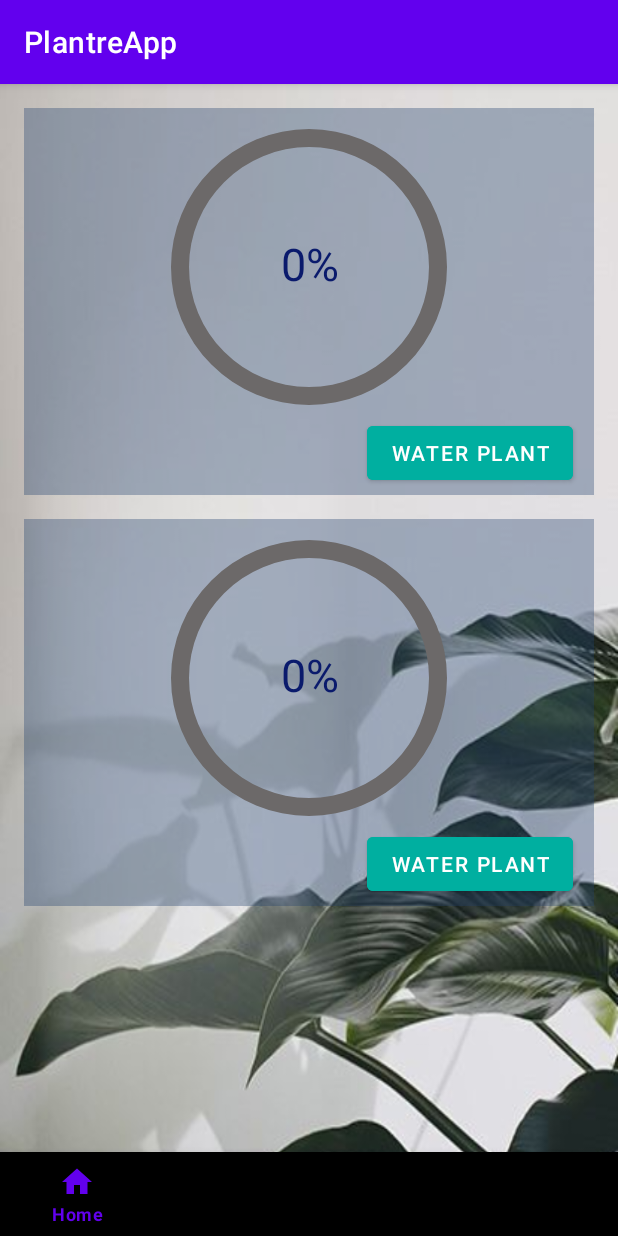
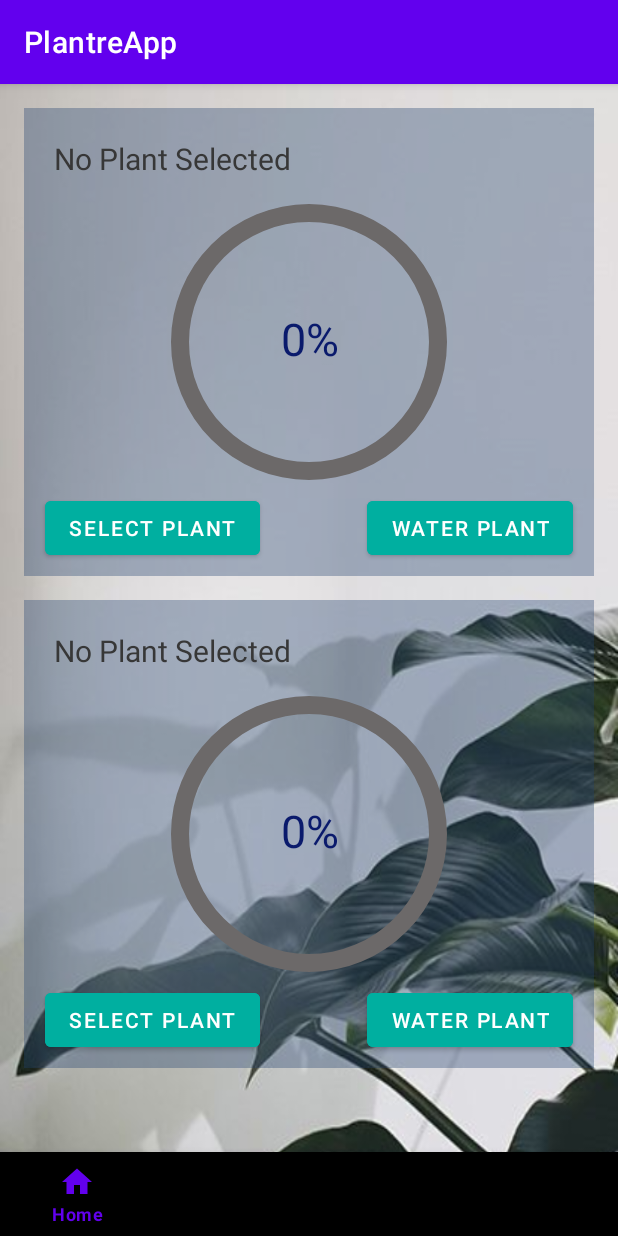
Before and after one commit to Jayson9047/PlantreApp, an Android app: the ConnBtnActivity screen opened directly, with no data from a screen before it, after a tap on "WATER PLANT", on a phone screen of 412 x 824 dp. Run offline under Robolectric (Android 15) with nearby library versions, the phone set to English and light mode, and no system bars.

Commit message:
updated conn btn activity

```diff
--- a/PlantreApp/app/src/main/java/com/example/plantreapp/connection/ConnBtnActivity.java
+++ b/PlantreApp/app/src/main/java/com/example/plantreapp/connection/ConnBtnActivity.java
@@ -3,6 +3,8 @@ package com.example.plantreapp.connection;
 import android.annotation.SuppressLint;
 import android.content.Intent;
 import android.os.Bundle;
+import android.os.Handler;
+import android.util.Log;
 import android.view.MenuItem;
 import android.widget.Toast;
 
@@ -11,33 +13,22 @@ import androidx.appcompat.app.AppCompatActivity;
 import androidx.recyclerview.widget.LinearLayoutManager;
 import androidx.recyclerview.widget.RecyclerView;
 
+import com.example.plantreapp.MainActivity;
 import com.example.plantreapp.R;
 import com.example.plantreapp.myPlants.MyPlantsActivity;
 import com.example.plantreapp.search.SearchActivity;
 import com.google.android.material.bottomnavigation.BottomNavigationView;
-
-import android.util.Log;
-import android.view.View;
-import android.widget.Button;
-import android.widget.TextView;
-
-import com.example.plantreapp.MainActivity;
-//import com.loopj.android.http.AsyncHttpClient;
-//import com.loopj.android.http.AsyncHttpResponseHandler;
 
 import java.io.IOException;
 import java.net.DatagramPacket;
 import java.net.DatagramSocket;
 import java.net.InetAddress;
 import java.net.SocketException;
+import java.util.ArrayList;
 
-import android.os.Handler;
-import android.widget.ProgressBar;
-
+//import com.loopj.android.http.AsyncHttpClient;
+//import com.loopj.android.http.AsyncHttpResponseHandler;
 //import cz.msebera.android.httpclient.Header;
-
-import java.util.ArrayList;
-import java.util.Random;
 
 
 public class ConnBtnActivity extends AppCompatActivity implements WaterInfoAdapter.WaterInfoInterface {
@@ -423,11 +414,8 @@ public class ConnBtnActivity extends AppCompatActivity implements WaterInfoAdapt
 
     @SuppressLint("NotifyDataSetChanged")
     @Override
-    public void onBtnClick(int position, WaterInfo waterInfo, ArrayList<WaterInfo> w)
+    public void onWaterBtnClick(int position, WaterInfo waterInfo, ArrayList<WaterInfo> w)
     {
-        Random r = new Random();
-
-        //int result = r.nextInt(high-low) + low;
         wInfo = waterInfo;
 
         WaterInfo w1 = w.get(0);
@@ -443,7 +431,6 @@ public class ConnBtnActivity extends AppCompatActivity implements WaterInfoAdapt
                     handler.post(new Runnable() {
                         @Override
                         public void run() {
-
                             setProg(soilMoisture, w1);
                             adapter.notifyDataSetChanged();
                             setProg(soilMoisture2, w2);
@@ -462,6 +449,14 @@ public class ConnBtnActivity extends AppCompatActivity implements WaterInfoAdapt
         }).start();
     }
 
+    @Override
+    public void onSelectPlantClick(int position, WaterInfo waterInfo) {
+        //Intent intent = new Intent(ConnBtnActivity.this, SelectPlantActivity.class);
+        //startActivity(intent);
+        Toast.makeText(getApplicationContext(), "Select Plant Btn Clicked", Toast.LENGTH_SHORT).show();
+
+    }
+
     private void setProg(int sMoisture, WaterInfo w)
     {
         w.setPercentage(sMoisture);
@@ -476,3 +471,24 @@ public class ConnBtnActivity extends AppCompatActivity implements WaterInfoAdapt
         w.setText(sMoisture+"%");
     }
 }
+
+/*@SuppressLint("NotifyDataSetChanged")
+    @Override
+    public void onWaterBtnClick(int position, WaterInfo waterInfo)
+    {
+        Random r = new Random();
+        int low = 10;
+        int high = 100;
+        int result = r.nextInt(high-low) + low;
+
+        Toast.makeText(getApplicationContext(), String.valueOf(position), Toast.LENGTH_SHORT).show();
+        waterInfo.setPercentage(result);
+
+        adapter.notifyDataSetChanged();
+    }
+
+    @Override
+    public void onSelectPlantClick(int position, WaterInfo waterInfo) {
+        //Intent intent = new Intent(ConnBtnActivity.this, SelectPlantActivity.class);
+        //startActivity(intent);
+    }*/
--- a/PlantreApp/app/src/main/java/com/example/plantreapp/connection/WaterInfoAdapter.java
+++ b/PlantreApp/app/src/main/java/com/example/plantreapp/connection/WaterInfoAdapter.java
@@ -47,31 +47,40 @@ public class WaterInfoAdapter extends RecyclerView.Adapter<WaterInfoAdapter.Wate
 
     public class WaterInfoViewHolder extends RecyclerView.ViewHolder {
         private ProgressBar bar;
-        Button btn;
+        Button waterBtn, selectPlantBtn;
         TextView txt;
 
         public WaterInfoViewHolder(@NonNull View itemView) {
             super(itemView);
             bar = itemView.findViewById(R.id.progessbar_circular);
-            btn = itemView.findViewById(R.id.btnSendPump);
+            waterBtn = itemView.findViewById(R.id.btnSendPump);
+            selectPlantBtn = itemView.findViewById(R.id.btnSelectPlant);
             txt = itemView.findViewById(R.id.text_status);
 
-            btn.setOnClickListener(new View.OnClickListener(){
+            waterBtn.setOnClickListener(new View.OnClickListener(){
                 @Override
                 public void onClick(View view) {
-                    waterInfoInterface.onBtnClick(getAdapterPosition(), waterInfoArr.get(getAdapterPosition()), waterInfoArr);
+                    waterInfoInterface.onWaterBtnClick(getAdapterPosition(), waterInfoArr.get(getAdapterPosition()), waterInfoArr);
+                }
+            });
+
+            selectPlantBtn.setOnClickListener(new View.OnClickListener(){
+                @Override
+                public void onClick(View view) {
+                    waterInfoInterface.onSelectPlantClick(getAdapterPosition(), waterInfoArr.get(getAdapterPosition()));
                 }
             });
         }
 
         public void setDetails(WaterInfo waterInfo) {
             bar.setProgress(waterInfo.getPercentage());
-            btn.setText(String.format("%s", waterInfo.getBtnName()));
+            waterBtn.setText(String.format("%s", waterInfo.getBtnName()));
             txt.setText(String.format("%s", waterInfo.getText()));
         }
     }
 
     public interface WaterInfoInterface {
-        void onBtnClick(int position, WaterInfo waterInfo, ArrayList<WaterInfo> w);
+        void onWaterBtnClick(int position, WaterInfo waterInfo, ArrayList<WaterInfo> w);
+        void onSelectPlantClick(int position, WaterInfo info);
     }
 }
--- a/PlantreApp/app/src/main/res/layout/recycler_row_conn_btn.xml
+++ b/PlantreApp/app/src/main/res/layout/recycler_row_conn_btn.xml
@@ -14,6 +14,18 @@
     android:id="@+id/sensorItem"
     android:backgroundTint="#59203F6E">
 
+    <TextView
+        android:id="@+id/text_plant_name"
+        android:layout_width="wrap_content"
+        android:layout_height="wrap_content"
+        android:layout_marginStart="16dp"
+        android:layout_marginTop="16dp"
+        android:text="No Plant Selected"
+        android:textColor="#373737"
+        android:textSize="20sp"
+        app:layout_constraintStart_toStartOf="parent"
+        app:layout_constraintTop_toTopOf="parent" />
+
     <ProgressBar
         android:id="@+id/progessbar_circular"
         style="@style/Widget.AppCompat.ProgressBar.Horizontal"
@@ -27,17 +39,30 @@
         app:layout_constraintBottom_toBottomOf="parent"
         app:layout_constraintEnd_toEndOf="parent"
         app:layout_constraintStart_toStartOf="parent"
-        app:layout_constraintTop_toTopOf="parent"
-        app:layout_constraintVertical_bias="0.036" />
+        app:layout_constraintTop_toTopOf="parent" />
 
     <Button
         android:id="@+id/btnSendPump"
         android:layout_width="wrap_content"
         android:layout_height="wrap_content"
         android:layout_marginEnd="10dp"
+        android:layout_marginBottom="4dp"
         android:backgroundTint="@color/aqua"
         android:text="Water Plant 1"
+        app:layout_constraintBottom_toBottomOf="parent"
         app:layout_constraintEnd_toEndOf="parent"
+        app:layout_constraintTop_toBottomOf="@+id/progessbar_circular" />
+
+    <Button
+        android:id="@+id/btnSelectPlant"
+        android:layout_width="wrap_content"
+        android:layout_height="wrap_content"
+        android:layout_marginStart="10dp"
+        android:layout_marginBottom="4dp"
+        android:backgroundTint="@color/aqua"
+        android:text="Select Plant"
+        app:layout_constraintBottom_toBottomOf="parent"
+        app:layout_constraintStart_toStartOf="parent"
         app:layout_constraintTop_toBottomOf="@+id/progessbar_circular" />
 
     <TextView
```
Also changed, not shown: PlantreApp/app/src/main/java/com/example/plantreapp/myPlants/AddPlantActivity.java (+6 -1 lines), PlantreApp/app/src/main/java/com/example/plantreapp/myPlants/MyPlantsActivity.java (+22 -17 lines), PlantreApp/app/src/main/java/com/example/plantreapp/myPlants/PlantListAdapter.java (+7 -2 lines).
